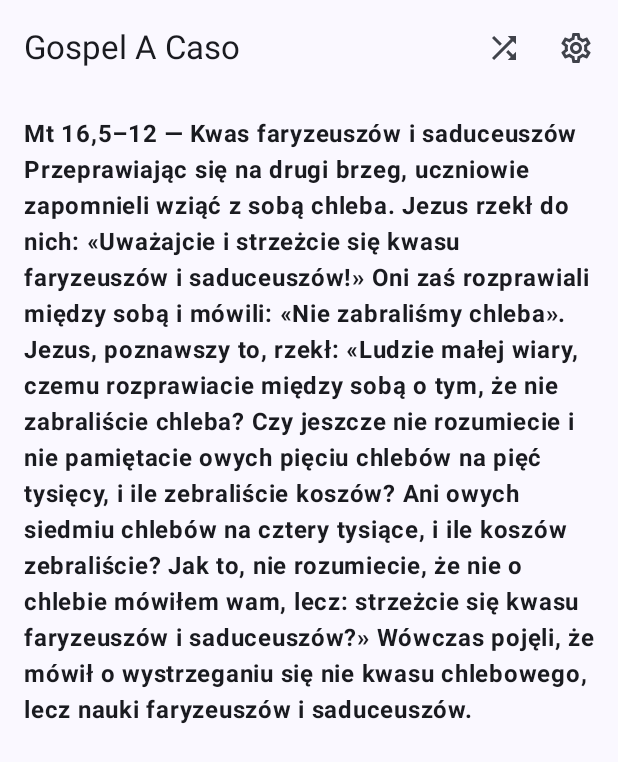
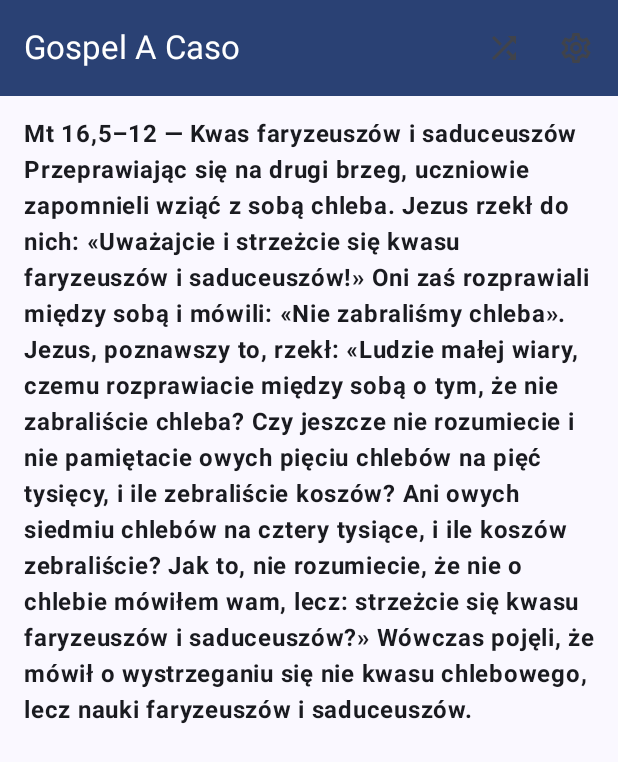
Before and after one commit to rkociniewski/gac, an Android app built with Jetpack Compose: the screen it shows after launch (MainActivity), on a phone screen of 412 x 824 dp. Shown: the top 762 px of the screen. Run offline under Robolectric (Android 15) with nearby library versions, the phone set to English and light mode, and no system bars.

Commit message:
Change color scheme

```diff
--- a/app/src/main/java/rk/gac/ui/PericopeScreen.kt
+++ b/app/src/main/java/rk/gac/ui/PericopeScreen.kt
@@ -23,6 +23,7 @@ import androidx.compose.material3.SnackbarHostState
 import androidx.compose.material3.Surface
 import androidx.compose.material3.Text
 import androidx.compose.material3.TopAppBar
+import androidx.compose.material3.TopAppBarDefaults
 import androidx.compose.runtime.Composable
 import androidx.compose.runtime.LaunchedEffect
 import androidx.compose.runtime.collectAsState
@@ -134,6 +135,10 @@ fun PericopeScreen(viewModel: PericopeViewModel) {
         snackbarHost = { SnackbarHost(snackbarHostState) },
         topBar = {
             TopAppBar(
+                colors = TopAppBarDefaults.topAppBarColors(
+                    containerColor = MaterialTheme.colorScheme.primary,
+                    titleContentColor = MaterialTheme.colorScheme.onPrimary
+                ),
                 title = { Text(stringResource(R.string.app_name)) },
                 actions = {
                     if (config.drawMode == DrawMode.BUTTON || config.drawMode == DrawMode.BOTH) {
--- a/app/src/main/java/rk/gac/ui/theme/Color.kt
+++ b/app/src/main/java/rk/gac/ui/theme/Color.kt
@@ -2,10 +2,6 @@ package rk.gac.ui.theme
 
 import androidx.compose.ui.graphics.Color
 
-val Purple80 = Color(0xFFD0BCFF)
-val PurpleGrey80 = Color(0xFFCCC2DC)
-val Pink80 = Color(0xFFEFB8C8)
-
-val Purple40 = Color(0xFF6650a4)
-val PurpleGrey40 = Color(0xFF625b71)
-val Pink40 = Color(0xFF7D5260)
+val MagentaPrimary = Color(0xFFB000B5)     // głęboka magenta
+val MagentaOnPrimary = Color.White         // kontrastowy kolor na magencie
+val MagentaSecondary = Color(0xFFF06292)   // jaśniejszy róż (opcjonalnie)
--- a/app/src/main/java/rk/gac/ui/theme/Theme.kt
+++ b/app/src/main/java/rk/gac/ui/theme/Theme.kt
@@ -7,18 +7,23 @@ import androidx.compose.material3.dynamicDarkColorScheme
 import androidx.compose.material3.dynamicLightColorScheme
 import androidx.compose.material3.lightColorScheme
 import androidx.compose.runtime.Composable
+import androidx.compose.ui.graphics.Color
 import androidx.compose.ui.platform.LocalContext
 
-private val DarkColorScheme = darkColorScheme(
-    primary = Purple80,
-    secondary = PurpleGrey80,
-    tertiary = Pink80
+val LightColorScheme = lightColorScheme(
+    primary = MagentaPrimary,
+    onPrimary = MagentaOnPrimary,
+    secondary = MagentaSecondary,
+    background = Color(0xFFFDFDFD),
+    surface = Color(0xFFFFFFFF),
 )
 
-private val LightColorScheme = lightColorScheme(
-    primary = Purple40,
-    secondary = PurpleGrey40,
-    tertiary = Pink40
+val DarkColorScheme = darkColorScheme(
+    primary = MagentaPrimary,
+    onPrimary = MagentaOnPrimary,
+    secondary = MagentaSecondary,
+    background = Color(0xFF121212),
+    surface = Color(0xFF1E1E1E),
 
     /* Other default colors to override
     background = Color(0xFFFFFBFE),
--- a/app/src/main/res/values/strings.xml
+++ b/app/src/main/res/values/strings.xml
@@ -12,7 +12,7 @@
     <string name="draw_mode_both">Oba</string>
     <string name="display_mode_light">Jasny</string>
     <string name="display_mode_dark">Ciemny</string>
-    <string name="display_mode_system">Systemowy</string>
+    <string name="display_mode_system">System</string>
     <string name="additional_mode_yes">Tak</string>
     <string name="additional_mode_no">Nie</string>
     <string name="additional_mode_conditional">Warunkowo</string>
```
